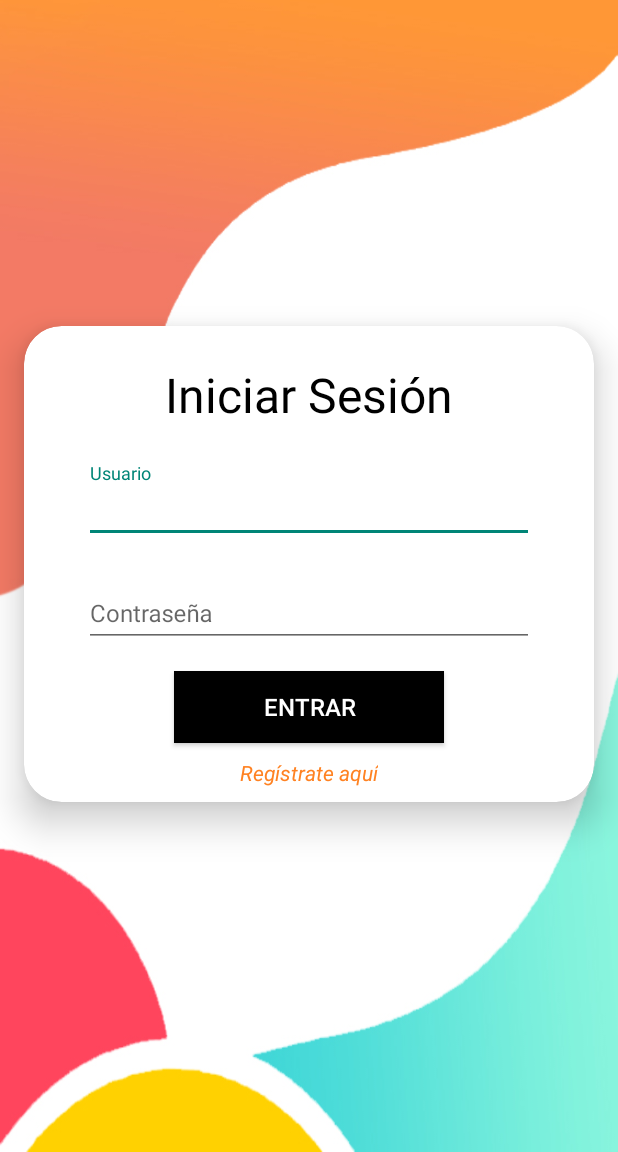
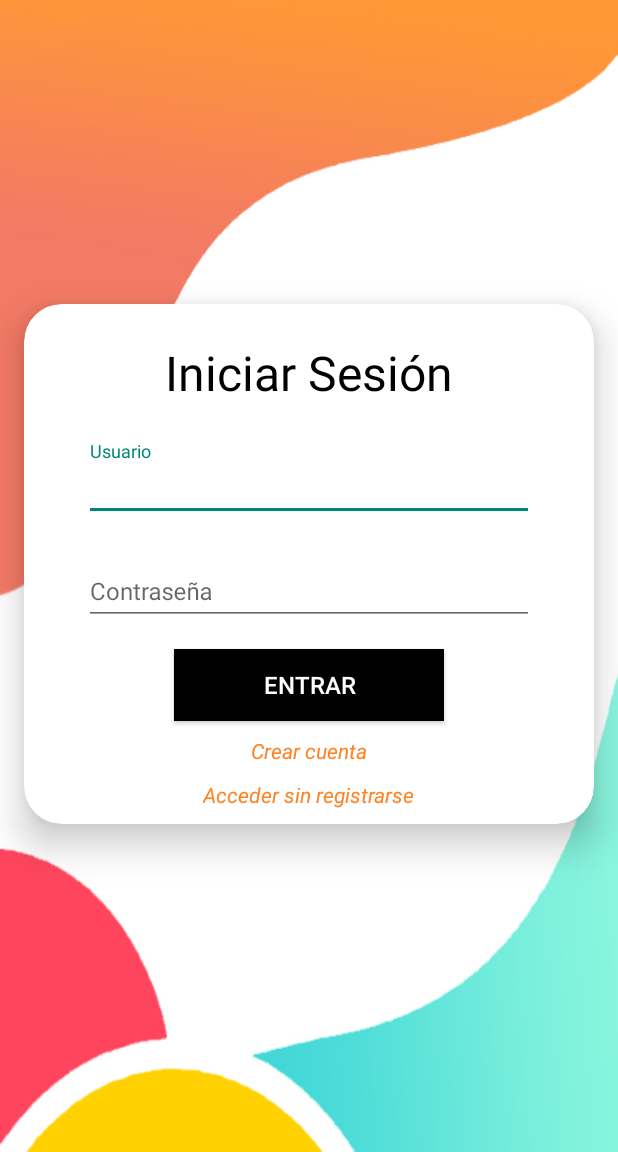
Before and after one commit to carlyg7/biblioteca, an Android app: the screen it shows after launch (MainActivity), on a phone screen of 412 x 824 dp, the part 84-1236 px from its top. Run offline under Robolectric (Android 15) with nearby library versions, the phone set to English and light mode, and no system bars; our stand-ins replace Firebase (no records; nobody signed in at launch, a user with empty details on screens opened directly).

Commit message:
login actualizado

```diff
--- a/app/src/main/res/layout/activity_main.xml
+++ b/app/src/main/res/layout/activity_main.xml
@@ -100,7 +100,18 @@
                 android:id="@+id/signup_link"
                 android:layout_width="wrap_content"
                 android:layout_height="wrap_content"
-                android:text="Regístrate aquí"
+                android:text="Crear cuenta"
+                android:textStyle="italic"
+                android:textColor="@color/enlace"
+                android:layout_gravity="center"
+                android:layout_marginBottom="10dp"
+                />
+
+            <TextView
+                android:id="@+id/sin_login"
+                android:layout_width="wrap_content"
+                android:layout_height="wrap_content"
+                android:text="Acceder sin registrarse"
                 android:textStyle="italic"
                 android:textColor="@color/enlace"
                 android:layout_gravity="center"
```
